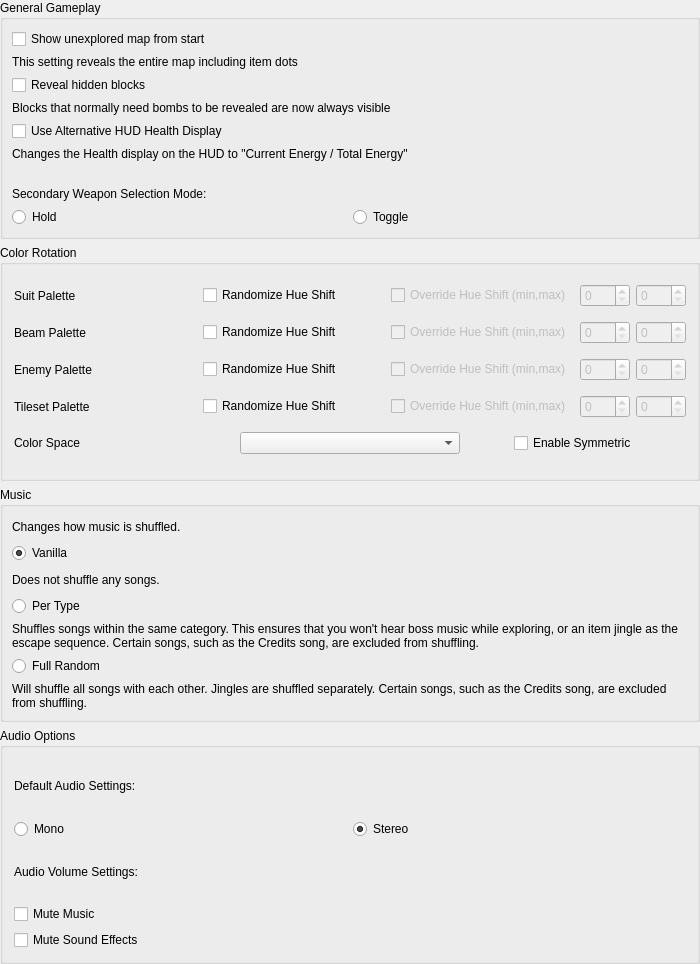
First picture: the form in randovania/games/fusion/gui/ui_files/fusion_cosmetic_patches_dialog.ui, repository randovania/randovania, before the edit.
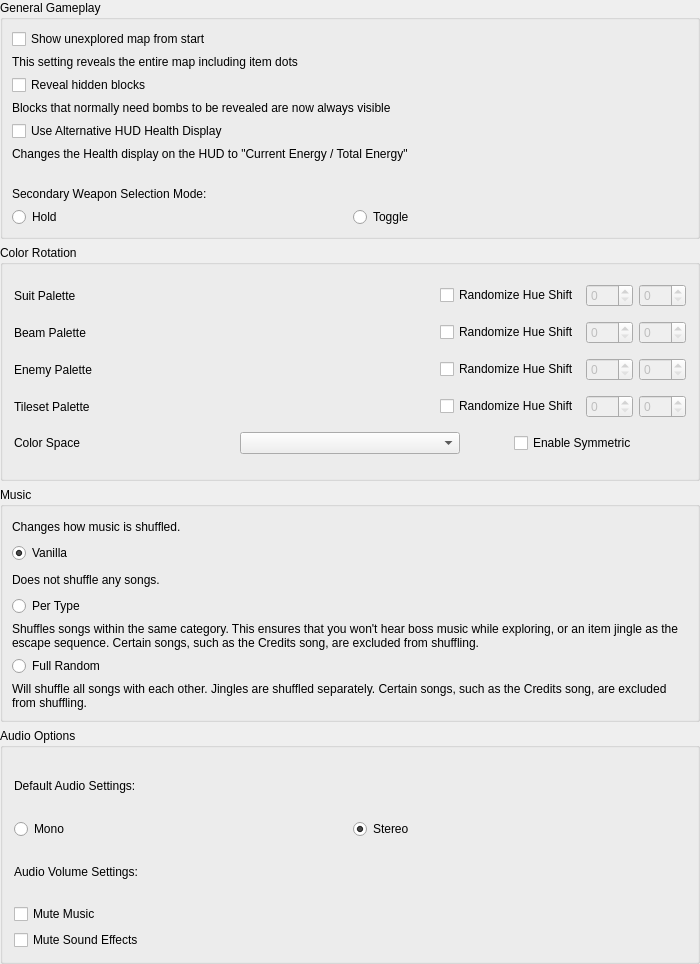
Second picture: the form after the edit.

Commit message: Fusion: Make randomized palettes nicer for UX

```diff
--- a/randovania/games/fusion/gui/ui_files/fusion_cosmetic_patches_dialog.ui
+++ b/randovania/games/fusion/gui/ui_files/fusion_cosmetic_patches_dialog.ui
@@ -154,6 +154,19 @@
           </property>
          </widget>
         </item>
+        <item>
+         <spacer name="horizontalSpacer_2">
+          <property name="orientation">
+           <enum>Qt::Orientation::Horizontal</enum>
+          </property>
+          <property name="sizeHint" stdset="0">
+           <size>
+            <width>40</width>
+            <height>20</height>
+           </size>
+          </property>
+         </spacer>
+        </item>
         <item>
          <widget class="QCheckBox" name="suit_rando_shift_check">
           <property name="enabled">
@@ -164,28 +177,6 @@
           </property>
          </widget>
         </item>
-        <item alignment="Qt::AlignmentFlag::AlignLeft">
-         <widget class="QCheckBox" name="suit_override_shift_check">
-          <property name="enabled">
-           <bool>false</bool>
-          </property>
-          <property name="baseSize">
-           <size>
-            <width>0</width>
-            <height>0</height>
-           </size>
-          </property>
-          <property name="text">
-           <string>Override Hue Shift (min,max)</string>
-          </property>
-          <property name="iconSize">
-           <size>
-            <width>16</width>
-            <height>16</height>
-           </size>
-          </property>
-         </widget>
-        </item>
         <item>
          <widget class="QSpinBox" name="suit_override_shift_spin_min">
           <property name="enabled">
@@ -244,6 +235,19 @@
           </property>
          </widget>
         </item>
+        <item>
+         <spacer name="horizontalSpacer_3">
+          <property name="orientation">
+           <enum>Qt::Orientation::Horizontal</enum>
+          </property>
+          <property name="sizeHint" stdset="0">
+           <size>
+            <width>40</width>
+            <height>20</height>
+           </size>
+          </property>
+         </spacer>
+        </item>
         <item>
          <widget class="QCheckBox" name="beam_rando_shift_check">
           <property name="enabled">
@@ -254,16 +258,6 @@
           </property>
          </widget>
         </item>
-        <item alignment="Qt::AlignmentFlag::AlignLeft">
-         <widget class="QCheckBox" name="beam_override_shift_check">
-          <property name="enabled">
-           <bool>false</bool>
-          </property>
-          <property name="text">
-           <string>Override Hue Shift (min,max)</string>
-          </property>
-         </widget>
-        </item>
         <item>
          <widget class="QSpinBox" name="beam_override_shift_spin_min">
           <property name="enabled">
@@ -316,6 +310,19 @@
           </property>
          </widget>
         </item>
+        <item>
+         <spacer name="horizontalSpacer_4">
+          <property name="orientation">
+           <enum>Qt::Orientation::Horizontal</enum>
+          </property>
+          <property name="sizeHint" stdset="0">
+           <size>
+            <width>40</width>
+            <height>20</height>
+           </size>
+          </property>
+         </spacer>
+        </item>
         <item>
          <widget class="QCheckBox" name="enemy_rando_shift_check">
           <property name="enabled">
@@ -326,16 +333,6 @@
           </property>
          </widget>
         </item>
-        <item alignment="Qt::AlignmentFlag::AlignLeft">
-         <widget class="QCheckBox" name="enemy_override_shift_check">
-          <property name="enabled">
-           <bool>false</bool>
-          </property>
-          <property name="text">
-           <string>Override Hue Shift (min,max)</string>
-          </property>
-         </widget>
-        </item>
         <item>
          <widget class="QSpinBox" name="enemy_override_shift_spin_min">
           <property name="enabled">
@@ -388,6 +385,19 @@
           </property>
          </widget>
         </item>
+        <item>
+         <spacer name="horizontalSpacer_5">
+          <property name="orientation">
+           <enum>Qt::Orientation::Horizontal</enum>
+          </property>
+          <property name="sizeHint" stdset="0">
+           <size>
+            <width>40</width>
+            <height>20</height>
+           </size>
+          </property>
+         </spacer>
+        </item>
         <item>
          <widget class="QCheckBox" name="tileset_rando_shift_check">
           <property name="enabled">
@@ -398,16 +408,6 @@
           </property>
          </widget>
         </item>
-        <item alignment="Qt::AlignmentFlag::AlignLeft">
-         <widget class="QCheckBox" name="tileset_override_shift_check">
-          <property name="enabled">
-           <bool>false</bool>
-          </property>
-          <property name="text">
-           <string>Override Hue Shift (min,max)</string>
-          </property>
-         </widget>
-        </item>
         <item>
          <widget class="QSpinBox" name="tileset_override_shift_spin_min">
           <property name="enabled">
```
Left out of the diff: 16 changed lines with no effect on the pictures. The commit also changes 5 other files.
